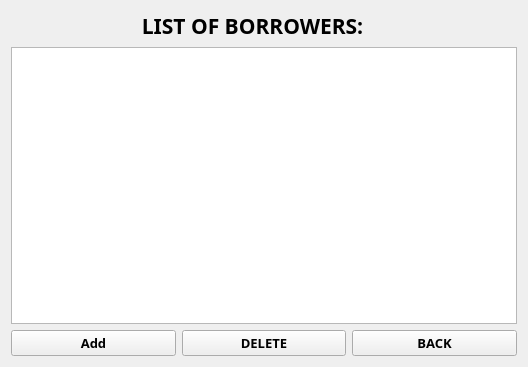
The window that listborrowers.ui (markytools/sume-borrower-app) describes before a commit, drawn with Qt 5.
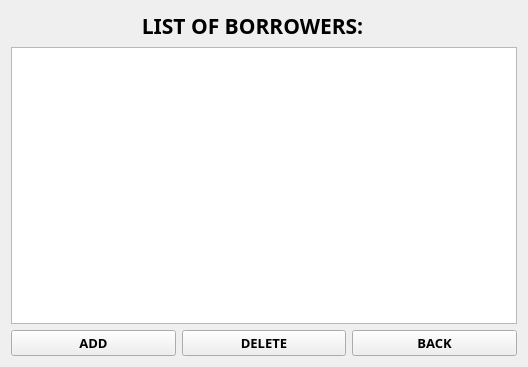
The same window after the commit.

What changed in the file:
```diff
--- a/listborrowers.ui
+++ b/listborrowers.ui
@@ -43,7 +43,7 @@
       </font>
      </property>
      <property name="text">
-      <string>Add</string>
+      <string>ADD</string>
      </property>
     </widget>
    </item>
```
